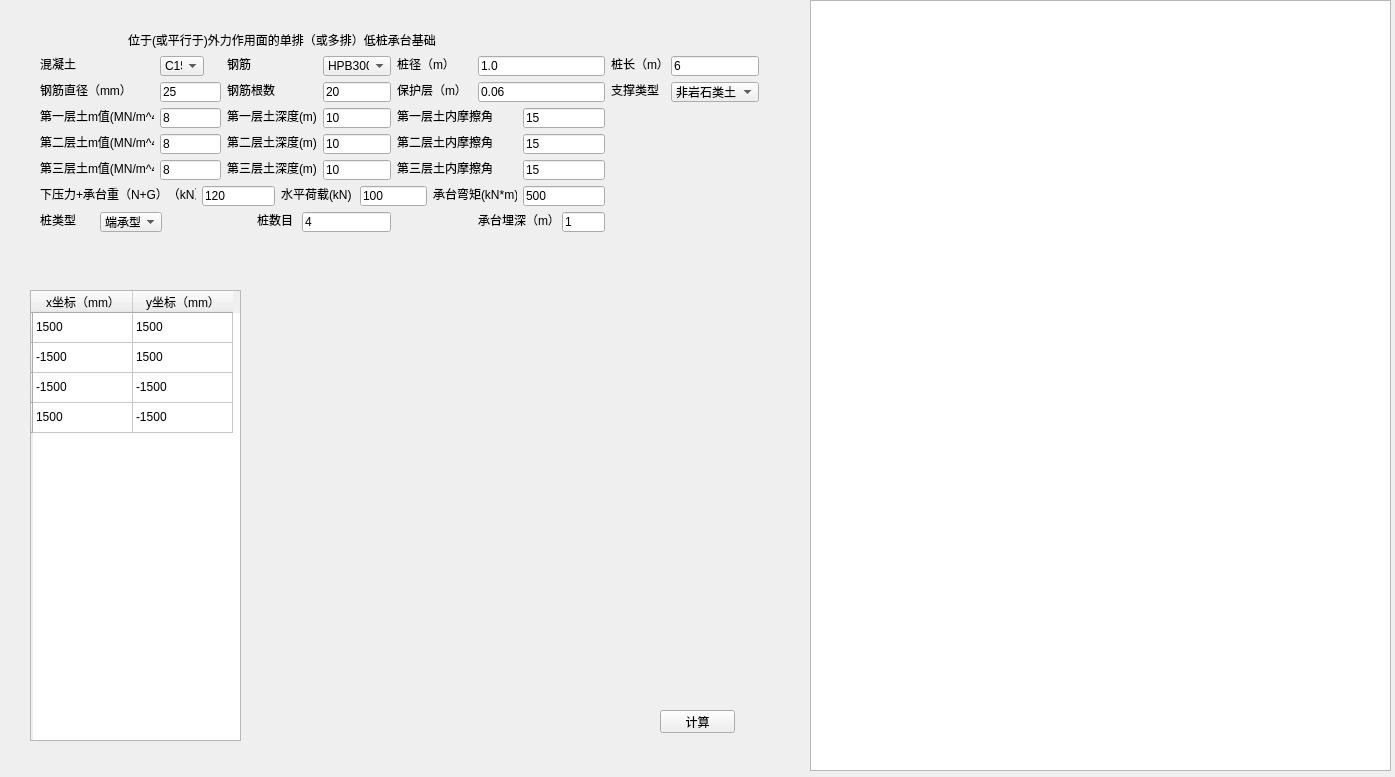
tuchengen/PYTHON, file CalPile/second.ui: the form before one commit.
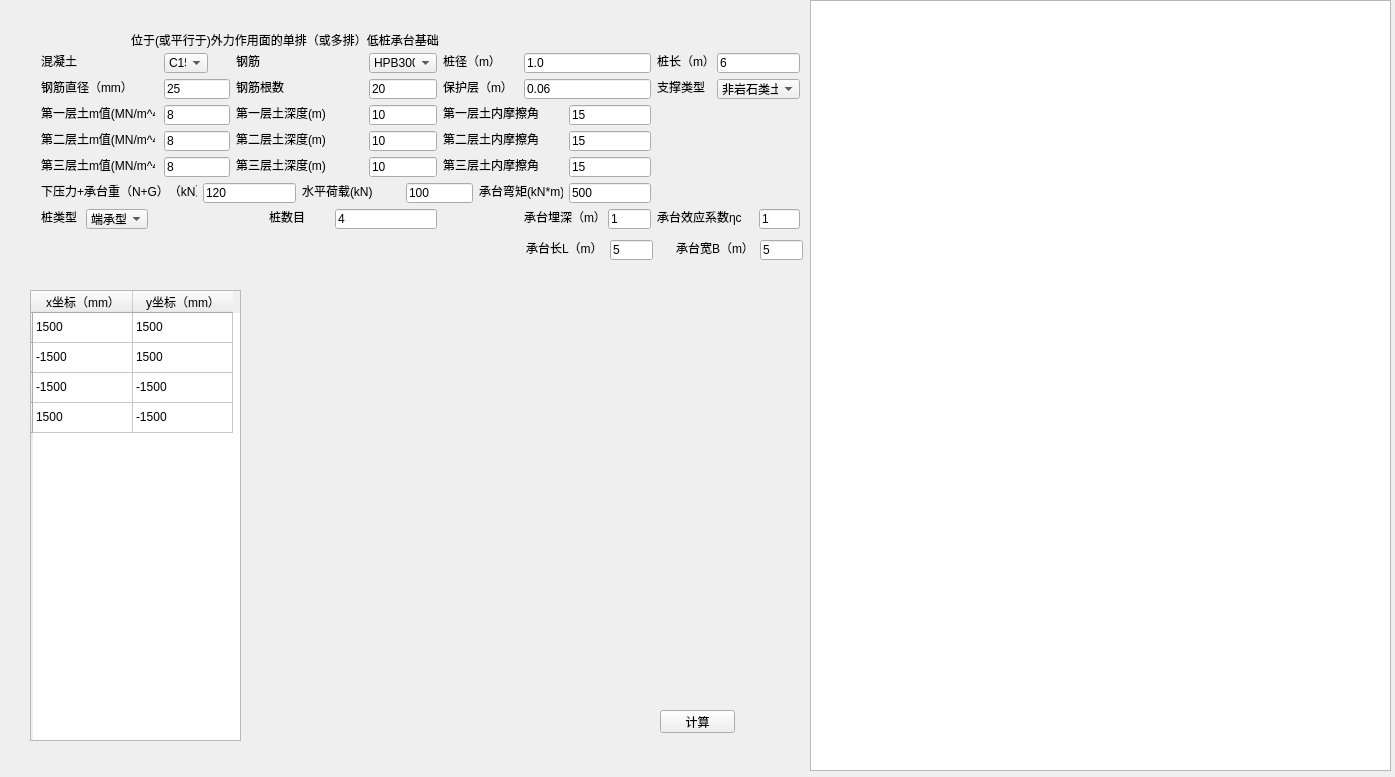
The form after the commit.

```diff
--- a/CalPile/second.ui
+++ b/CalPile/second.ui
@@ -16,10 +16,10 @@
   <widget class="QLabel" name="label">
    <property name="geometry">
     <rect>
-     <x>128</x>
-     <y>31</y>
+     <x>131</x>
+     <y>32</y>
      <width>391</width>
-     <height>17</height>
+     <height>16</height>
     </rect>
    </property>
    <property name="styleSheet">
@@ -135,9 +135,9 @@
   <widget class="QLineEdit" name="lineEdit_2">
    <property name="geometry">
     <rect>
-     <x>671</x>
-     <y>56</y>
-     <width>88</width>
+     <x>717</x>
+     <y>53</y>
+     <width>83</width>
      <height>20</height>
     </rect>
    </property>
@@ -148,8 +148,8 @@
   <widget class="QLabel" name="label_5">
    <property name="geometry">
     <rect>
-     <x>611</x>
-     <y>56</y>
+     <x>657</x>
+     <y>53</y>
      <width>54</width>
      <height>16</height>
     </rect>
@@ -161,8 +161,8 @@
   <widget class="QComboBox" name="comboBox_2">
    <property name="geometry">
     <rect>
-     <x>323</x>
-     <y>56</y>
+     <x>369</x>
+     <y>53</y>
      <width>68</width>
      <height>20</height>
     </rect>
@@ -206,8 +206,8 @@
   <widget class="QLabel" name="label_4">
    <property name="geometry">
     <rect>
-     <x>397</x>
-     <y>56</y>
+     <x>443</x>
+     <y>53</y>
      <width>54</width>
      <height>16</height>
     </rect>
@@ -219,8 +219,8 @@
   <widget class="QLineEdit" name="lineEdit">
    <property name="geometry">
     <rect>
-     <x>478</x>
-     <y>56</y>
+     <x>524</x>
+     <y>53</y>
      <width>127</width>
      <height>20</height>
     </rect>
@@ -232,8 +232,8 @@
   <widget class="QLabel" name="label_2">
    <property name="geometry">
     <rect>
-     <x>40</x>
-     <y>56</y>
+     <x>41</x>
+     <y>53</y>
      <width>36</width>
      <height>16</height>
     </rect>
@@ -245,8 +245,8 @@
   <widget class="QComboBox" name="comboBox">
    <property name="geometry">
     <rect>
-     <x>160</x>
-     <y>56</y>
+     <x>164</x>
+     <y>53</y>
      <width>44</width>
      <height>20</height>
     </rect>
@@ -325,8 +325,8 @@
   <widget class="QLabel" name="label_3">
    <property name="geometry">
     <rect>
-     <x>227</x>
-     <y>56</y>
+     <x>236</x>
+     <y>53</y>
      <width>24</width>
      <height>16</height>
     </rect>
@@ -338,8 +338,8 @@
   <widget class="QLabel" name="label_6">
    <property name="geometry">
     <rect>
-     <x>40</x>
-     <y>82</y>
+     <x>41</x>
+     <y>79</y>
      <width>84</width>
      <height>16</height>
     </rect>
@@ -351,9 +351,9 @@
   <widget class="QLineEdit" name="lineEdit_3">
    <property name="geometry">
     <rect>
-     <x>160</x>
-     <y>82</y>
-     <width>61</width>
+     <x>164</x>
+     <y>79</y>
+     <width>66</width>
      <height>20</height>
     </rect>
    </property>
@@ -364,8 +364,8 @@
   <widget class="QLabel" name="label_7">
    <property name="geometry">
     <rect>
-     <x>227</x>
-     <y>82</y>
+     <x>236</x>
+     <y>79</y>
      <width>48</width>
      <height>16</height>
     </rect>
@@ -377,8 +377,8 @@
   <widget class="QLineEdit" name="lineEdit_4">
    <property name="geometry">
     <rect>
-     <x>323</x>
-     <y>82</y>
+     <x>369</x>
+     <y>79</y>
      <width>68</width>
      <height>20</height>
     </rect>
@@ -390,8 +390,8 @@
   <widget class="QLabel" name="label_8">
    <property name="geometry">
     <rect>
-     <x>397</x>
-     <y>82</y>
+     <x>443</x>
+     <y>79</y>
      <width>66</width>
      <height>16</height>
     </rect>
@@ -403,8 +403,8 @@
   <widget class="QLineEdit" name="lineEdit_5">
    <property name="geometry">
     <rect>
-     <x>478</x>
-     <y>82</y>
+     <x>524</x>
+     <y>79</y>
      <width>127</width>
      <height>20</height>
     </rect>
@@ -416,8 +416,8 @@
   <widget class="QLabel" name="label_9">
    <property name="geometry">
     <rect>
-     <x>611</x>
-     <y>82</y>
+     <x>657</x>
+     <y>79</y>
      <width>48</width>
      <height>16</height>
     </rect>
@@ -429,9 +429,9 @@
   <widget class="QComboBox" name="comboBox_3">
    <property name="geometry">
     <rect>
-     <x>671</x>
-     <y>82</y>
-     <width>88</width>
+     <x>717</x>
+     <y>79</y>
+     <width>83</width>
      <height>20</height>
     </rect>
    </property>
@@ -454,8 +454,8 @@
   <widget class="QLabel" name="label_13">
    <property name="geometry">
     <rect>
-     <x>40</x>
-     <y>108</y>
+     <x>41</x>
+     <y>105</y>
      <width>114</width>
      <height>16</height>
     </rect>
@@ -467,9 +467,9 @@
   <widget class="QLineEdit" name="lineEdit_9">
    <property name="geometry">
     <rect>
-     <x>160</x>
-     <y>108</y>
-     <width>61</width>
+     <x>164</x>
+     <y>105</y>
+     <width>66</width>
      <height>20</height>
     </rect>
    </property>
@@ -480,8 +480,8 @@
   <widget class="QLabel" name="label_14">
    <property name="geometry">
     <rect>
-     <x>227</x>
-     <y>108</y>
+     <x>236</x>
+     <y>105</y>
      <width>90</width>
      <height>16</height>
     </rect>
@@ -493,8 +493,8 @@
   <widget class="QLineEdit" name="lineEdit_10">
    <property name="geometry">
     <rect>
-     <x>323</x>
-     <y>108</y>
+     <x>369</x>
+     <y>105</y>
      <width>68</width>
      <height>20</height>
     </rect>
@@ -506,8 +506,8 @@
   <widget class="QLabel" name="label_15">
    <property name="geometry">
     <rect>
-     <x>40</x>
-     <y>134</y>
+     <x>41</x>
+     <y>131</y>
      <width>114</width>
      <height>16</height>
     </rect>
@@ -519,9 +519,9 @@
   <widget class="QLineEdit" name="lineEdit_11">
    <property name="geometry">
     <rect>
-     <x>160</x>
-     <y>134</y>
-     <width>61</width>
+     <x>164</x>
+     <y>131</y>
+     <width>66</width>
      <height>20</height>
     </rect>
    </property>
@@ -532,8 +532,8 @@
   <widget class="QLabel" name="label_16">
    <property name="geometry">
     <rect>
-     <x>227</x>
-     <y>134</y>
+     <x>236</x>
+     <y>131</y>
      <width>90</width>
      <height>16</height>
     </rect>
@@ -545,8 +545,8 @@
   <widget class="QLineEdit" name="lineEdit_12">
    <property name="geometry">
     <rect>
-     <x>323</x>
-     <y>134</y>
+     <x>369</x>
+     <y>131</y>
      <width>68</width>
      <height>20</height>
     </rect>
@@ -558,8 +558,8 @@
   <widget class="QLabel" name="label_17">
    <property name="geometry">
     <rect>
-     <x>40</x>
-     <y>160</y>
+     <x>41</x>
+     <y>157</y>
      <width>114</width>
      <height>16</height>
     </rect>
@@ -571,9 +571,9 @@
   <widget class="QLineEdit" name="lineEdit_13">
    <property name="geometry">
     <rect>
-     <x>160</x>
-     <y>160</y>
-     <width>61</width>
+     <x>164</x>
+     <y>157</y>
+     <width>66</width>
      <height>20</height>
     </rect>
    </property>
@@ -584,8 +584,8 @@
   <widget class="QLabel" name="label_18">
    <property name="geometry">
     <rect>
-     <x>227</x>
-     <y>160</y>
+     <x>236</x>
+     <y>157</y>
      <width>90</width>
      <height>16</height>
     </rect>
@@ -597,8 +597,8 @@
   <widget class="QLineEdit" name="lineEdit_14">
    <property name="geometry">
     <rect>
-     <x>323</x>
-     <y>160</y>
+     <x>369</x>
+     <y>157</y>
      <width>68</width>
      <height>20</height>
     </rect>
@@ -610,8 +610,8 @@
   <widget class="QLabel" name="label_10">
    <property name="geometry">
     <rect>
-     <x>40</x>
-     <y>186</y>
+     <x>41</x>
+     <y>183</y>
      <width>156</width>
      <height>16</height>
     </rect>
@@ -623,9 +623,9 @@
   <widget class="QLineEdit" name="lineEdit_6">
    <property name="geometry">
     <rect>
-     <x>202</x>
-     <y>186</y>
-     <width>73</width>
+     <x>203</x>
+     <y>183</y>
+     <width>93</width>
      <height>20</height>
     </rect>
    </property>
@@ -636,8 +636,8 @@
   <widget class="QLabel" name="label_11">
    <property name="geometry">
     <rect>
-     <x>281</x>
-     <y>186</y>
+     <x>302</x>
+     <y>183</y>
      <width>72</width>
      <height>16</height>
     </rect>
@@ -649,8 +649,8 @@
   <widget class="QLineEdit" name="lineEdit_7">
    <property name="geometry">
     <rect>
-     <x>360</x>
-     <y>186</y>
+     <x>406</x>
+     <y>183</y>
      <width>67</width>
      <height>20</height>
     </rect>
@@ -662,8 +662,8 @@
   <widget class="QLabel" name="label_12">
    <property name="geometry">
     <rect>
-     <x>433</x>
-     <y>186</y>
+     <x>479</x>
+     <y>183</y>
      <width>84</width>
      <height>16</height>
     </rect>
@@ -675,8 +675,8 @@
   <widget class="QLineEdit" name="lineEdit_8">
    <property name="geometry">
     <rect>
-     <x>523</x>
-     <y>186</y>
+     <x>569</x>
+     <y>183</y>
      <width>82</width>
      <height>20</height>
     </rect>
@@ -688,8 +688,8 @@
   <widget class="QLabel" name="label_19">
    <property name="geometry">
     <rect>
-     <x>257</x>
-     <y>212</y>
+     <x>269</x>
+     <y>209</y>
      <width>36</width>
      <height>16</height>
     </rect>
@@ -701,9 +701,9 @@
   <widget class="QLineEdit" name="lineEdit_15">
    <property name="geometry">
     <rect>
-     <x>302</x>
-     <y>212</y>
-     <width>89</width>
+     <x>335</x>
+     <y>209</y>
+     <width>102</width>
      <height>20</height>
     </rect>
    </property>
@@ -714,8 +714,8 @@
   <widget class="QLabel" name="label_20">
    <property name="geometry">
     <rect>
-     <x>478</x>
-     <y>212</y>
+     <x>524</x>
+     <y>209</y>
      <width>78</width>
      <height>16</height>
     </rect>
@@ -727,8 +727,8 @@
   <widget class="QLineEdit" name="lineEdit_16">
    <property name="geometry">
     <rect>
-     <x>562</x>
-     <y>212</y>
+     <x>608</x>
+     <y>209</y>
      <width>43</width>
      <height>20</height>
     </rect>
@@ -740,8 +740,8 @@
   <widget class="QLabel" name="label_21">
    <property name="geometry">
     <rect>
-     <x>40</x>
-     <y>212</y>
+     <x>41</x>
+     <y>209</y>
      <width>36</width>
      <height>16</height>
     </rect>
@@ -753,8 +753,8 @@
   <widget class="QComboBox" name="comboBox_4">
    <property name="geometry">
     <rect>
-     <x>100</x>
-     <y>212</y>
+     <x>86</x>
+     <y>209</y>
      <width>62</width>
      <height>20</height>
     </rect>
@@ -773,8 +773,8 @@
   <widget class="QLabel" name="label_22">
    <property name="geometry">
     <rect>
-     <x>397</x>
-     <y>108</y>
+     <x>443</x>
+     <y>105</y>
      <width>96</width>
      <height>16</height>
     </rect>
@@ -786,8 +786,8 @@
   <widget class="QLabel" name="label_23">
    <property name="geometry">
     <rect>
-     <x>397</x>
-     <y>134</y>
+     <x>443</x>
+     <y>131</y>
      <width>96</width>
      <height>16</height>
     </rect>
@@ -799,8 +799,8 @@
   <widget class="QLabel" name="label_24">
    <property name="geometry">
     <rect>
-     <x>397</x>
-     <y>160</y>
+     <x>443</x>
+     <y>157</y>
      <width>96</width>
      <height>16</height>
     </rect>
@@ -812,8 +812,8 @@
   <widget class="QLineEdit" name="lineEdit_17">
    <property name="geometry">
     <rect>
-     <x>523</x>
-     <y>108</y>
+     <x>569</x>
+     <y>105</y>
      <width>82</width>
      <height>20</height>
     </rect>
@@ -825,8 +825,8 @@
   <widget class="QLineEdit" name="lineEdit_18">
    <property name="geometry">
     <rect>
-     <x>523</x>
-     <y>134</y>
+     <x>569</x>
+     <y>131</y>
      <width>82</width>
      <height>20</height>
     </rect>
@@ -838,8 +838,8 @@
   <widget class="QLineEdit" name="lineEdit_19">
    <property name="geometry">
     <rect>
-     <x>523</x>
-     <y>160</y>
+     <x>569</x>
+     <y>157</y>
      <width>82</width>
      <height>20</height>
     </rect>
@@ -848,6 +848,84 @@
     <string>15</string>
    </property>
   </widget>
+  <widget class="QLabel" name="label_25">
+   <property name="geometry">
+    <rect>
+     <x>657</x>
+     <y>209</y>
+     <width>101</width>
+     <height>16</height>
+    </rect>
+   </property>
+   <property name="text">
+    <string>承台效应系数ηc</string>
+   </property>
+  </widget>
+  <widget class="QLineEdit" name="lineEdit_20">
+   <property name="geometry">
+    <rect>
+     <x>759</x>
+     <y>209</y>
+     <width>41</width>
+     <height>20</height>
+    </rect>
+   </property>
+   <property name="text">
+    <string>1</string>
+   </property>
+  </widget>
+  <widget class="QLineEdit" name="lineEdit_21">
+   <property name="geometry">
+    <rect>
+     <x>610</x>
+     <y>240</y>
+     <width>43</width>
+     <height>20</height>
+    </rect>
+   </property>
+   <property name="text">
+    <string>5</string>
+   </property>
+  </widget>
+  <widget class="QLabel" name="label_26">
+   <property name="geometry">
+    <rect>
+     <x>526</x>
+     <y>240</y>
+     <width>78</width>
+     <height>16</height>
+    </rect>
+   </property>
+   <property name="text">
+    <string>承台长L（m）</string>
+   </property>
+  </widget>
+  <widget class="QLineEdit" name="lineEdit_22">
+   <property name="geometry">
+    <rect>
+     <x>760</x>
+     <y>240</y>
+     <width>43</width>
+     <height>20</height>
+    </rect>
+   </property>
+   <property name="text">
+    <string>5</string>
+   </property>
+  </widget>
+  <widget class="QLabel" name="label_27">
+   <property name="geometry">
+    <rect>
+     <x>676</x>
+     <y>240</y>
+     <width>78</width>
+     <height>16</height>
+    </rect>
+   </property>
+   <property name="text">
+    <string>承台宽B（m）</string>
+   </property>
+  </widget>
  </widget>
  <resources/>
  <connections>
```
